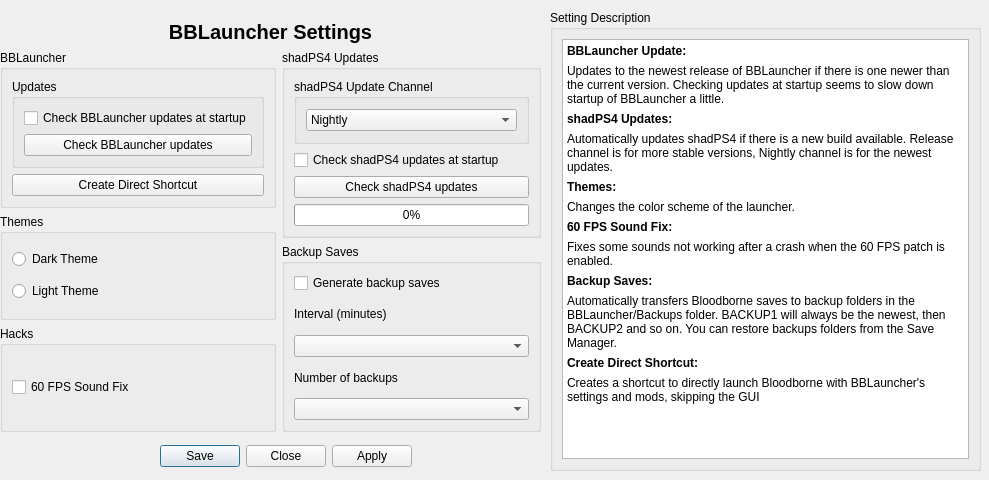
Qt form settings/LauncherSettings.ui (rainmakerv3/BB_Launcher) before a commit.
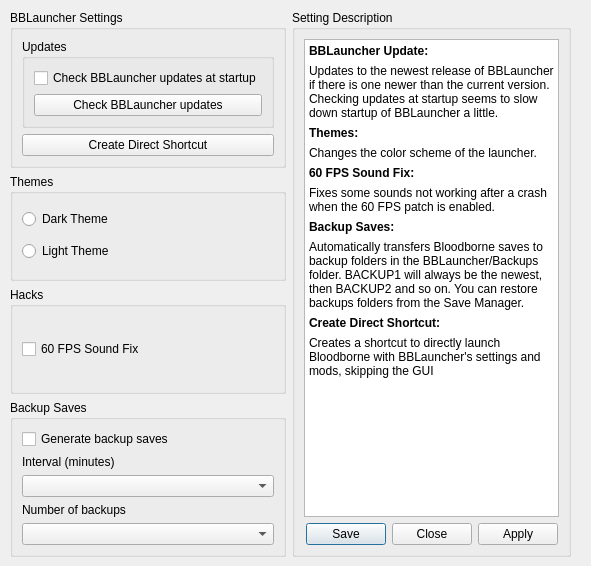
The same form after that commit.

Diff of the .ui file:
```diff
--- a/settings/LauncherSettings.ui
+++ b/settings/LauncherSettings.ui
@@ -6,124 +6,32 @@
    <rect>
     <x>0</x>
     <y>0</y>
-    <width>989</width>
-    <height>480</height>
+    <width>591</width>
+    <height>566</height>
    </rect>
   </property>
   <property name="windowTitle">
    <string>Launcher Settings</string>
   </property>
-  <widget class="QDialogButtonBox" name="buttonBox">
+  <widget class="QWidget" name="horizontalLayoutWidget">
    <property name="geometry">
     <rect>
      <x>10</x>
-     <y>440</y>
-     <width>551</width>
-     <height>32</height>
-    </rect>
-   </property>
-   <property name="orientation">
-    <enum>Qt::Orientation::Horizontal</enum>
-   </property>
-   <property name="standardButtons">
-    <set>QDialogButtonBox::StandardButton::Apply|QDialogButtonBox::StandardButton::Close|QDialogButtonBox::StandardButton::Save</set>
-   </property>
-   <property name="centerButtons">
-    <bool>true</bool>
-   </property>
-  </widget>
-  <widget class="QGroupBox" name="LauncherSetDescGroupBox">
-   <property name="geometry">
-    <rect>
-     <x>550</x>
      <y>10</y>
-     <width>431</width>
-     <height>461</height>
+     <width>561</width>
+     <height>547</height>
     </rect>
    </property>
-   <property name="title">
-    <string>Setting Description</string>
-   </property>
-   <layout class="QVBoxLayout" name="verticalLayout_5">
-    <item>
-     <widget class="QTextBrowser" name="LauncherSetDescText">
-      <property name="autoFormatting">
-       <set>QTextEdit::AutoFormattingFlag::AutoNone</set>
-      </property>
-      <property name="lineWrapColumnOrWidth">
-       <number>0</number>
-      </property>
-      <property name="html">
-       <string>&lt;!DOCTYPE HTML PUBLIC &quot;-//W3C//DTD HTML 4.0//EN&quot; &quot;http://www.w3.org/TR/REC-html40/strict.dtd&quot;&gt;
-&lt;html&gt;&lt;head&gt;&lt;meta name=&quot;qrichtext&quot; content=&quot;1&quot; /&gt;&lt;meta charset=&quot;utf-8&quot; /&gt;&lt;style type=&quot;text/css&quot;&gt;
-p, li { white-space: pre-wrap; }
-hr { height: 1px; border-width: 0; }
-li.unchecked::marker { content: &quot;\2610&quot;; }
-li.checked::marker { content: &quot;\2612&quot;; }
-&lt;/style&gt;&lt;/head&gt;&lt;body style=&quot; font-family:'Segoe UI'; font-size:9pt; font-weight:400; font-style:normal;&quot;&gt;
-&lt;p style=&quot; margin-top:6px; margin-bottom:6px; margin-left:0px; margin-right:0px; -qt-block-indent:0; text-indent:0px;&quot;&gt;&lt;span style=&quot; font-weight:700;&quot;&gt;BBLauncher Update:&lt;/span&gt;&lt;/p&gt;
-&lt;p style=&quot; margin-top:6px; margin-bottom:6px; margin-left:0px; margin-right:0px; -qt-block-indent:0; text-indent:0px;&quot;&gt;Updates to the newest release of BBLauncher if there is one newer than the current version. Checking updates at startup seems to slow down startup of BBLauncher a little.&lt;/p&gt;
-&lt;p style=&quot; margin-top:6px; margin-bottom:6px; margin-left:0px; margin-right:0px; -qt-block-indent:0; text-indent:0px;&quot;&gt;&lt;span style=&quot; font-weight:700;&quot;&gt;shadPS4 Updates:&lt;/span&gt;&lt;/p&gt;
-&lt;p style=&quot; margin-top:6px; margin-bottom:6px; margin-left:0px; margin-right:0px; -qt-block-indent:0; text-indent:0px;&quot;&gt;Automatically updates shadPS4 if there is a new build available. Release channel is for more stable versions, Nightly channel is for the newest updates.&lt;/p&gt;
-&lt;p style=&quot; margin-top:6px; margin-bottom:6px; margin-left:0px; margin-right:0px; -qt-block-indent:0; text-indent:0px;&quot;&gt;&lt;span style=&quot; font-weight:700;&quot;&gt;Themes:&lt;/span&gt;&lt;/p&gt;
-&lt;p style=&quot; margin-top:6px; margin-bottom:6px; margin-left:0px; margin-right:0px; -qt-block-indent:0; text-indent:0px;&quot;&gt;Changes the color scheme of the launcher.&lt;/p&gt;
-&lt;p style=&quot; margin-top:6px; margin-bottom:6px; margin-left:0px; margin-right:0px; -qt-block-indent:0; text-indent:0px;&quot;&gt;&lt;span style=&quot; font-weight:700;&quot;&gt;60 FPS Sound Fix:&lt;/span&gt;&lt;/p&gt;
-&lt;p style=&quot; margin-top:6px; margin-bottom:6px; margin-left:0px; margin-right:0px; -qt-block-indent:0; text-indent:0px;&quot;&gt;Fixes some sounds not working after a crash when the 60 FPS patch is enabled.&lt;/p&gt;
-&lt;p style=&quot; margin-top:6px; margin-bottom:6px; margin-left:0px; margin-right:0px; -qt-block-indent:0; text-indent:0px;&quot;&gt;&lt;span style=&quot; font-weight:700;&quot;&gt;Backup Saves:&lt;/span&gt;&lt;/p&gt;
-&lt;p style=&quot; margin-top:6px; margin-bottom:6px; margin-left:0px; margin-right:0px; -qt-block-indent:0; text-indent:0px;&quot;&gt;Automatically transfers Bloodborne saves to backup folders in the BBLauncher/Backups folder. BACKUP1 will always be the newest, then BACKUP2 and so on. You can restore backups folders from the Save Manager.&lt;/p&gt;
-&lt;p style=&quot; margin-top:6px; margin-bottom:6px; margin-left:0px; margin-right:0px; -qt-block-indent:0; text-indent:0px;&quot;&gt;&lt;span style=&quot; font-weight:700;&quot;&gt;Create Direct Shortcut:&lt;/span&gt;&lt;/p&gt;
-&lt;p style=&quot; margin-top:6px; margin-bottom:6px; margin-left:0px; margin-right:0px; -qt-block-indent:0; text-indent:0px;&quot;&gt;Creates a shortcut to directly launch Bloodborne with BBLauncher's settings and mods, skipping the GUI&lt;/p&gt;&lt;/body&gt;&lt;/html&gt;</string>
-      </property>
-      <property name="acceptRichText">
-       <bool>false</bool>
-      </property>
-      <property name="textInteractionFlags">
-       <set>Qt::TextInteractionFlag::NoTextInteraction</set>
-      </property>
-     </widget>
-    </item>
-   </layout>
-  </widget>
-  <widget class="QWidget" name="verticalLayoutWidget_3">
-   <property name="geometry">
-    <rect>
-     <x>0</x>
-     <y>20</y>
-     <width>541</width>
-     <height>412</height>
-    </rect>
-   </property>
-   <layout class="QVBoxLayout" name="verticalLayout_10">
-    <item>
-     <widget class="QLabel" name="label">
-      <property name="sizePolicy">
-       <sizepolicy hsizetype="Preferred" vsizetype="Fixed">
-        <horstretch>0</horstretch>
-        <verstretch>0</verstretch>
-       </sizepolicy>
-      </property>
-      <property name="font">
-       <font>
-        <pointsize>15</pointsize>
-        <bold>true</bold>
-       </font>
-      </property>
-      <property name="text">
-       <string>BBLauncher Settings</string>
-      </property>
-      <property name="alignment">
-       <set>Qt::AlignmentFlag::AlignBottom|Qt::AlignmentFlag::AlignHCenter</set>
-      </property>
-     </widget>
-    </item>
-    <item>
      <layout class="QHBoxLayout" name="horizontalLayout">
+    <item>
+     <layout class="QVBoxLayout" name="verticalLayout_10"/>
+    </item>
       <item>
        <layout class="QVBoxLayout" name="verticalLayout">
         <item>
          <widget class="QGroupBox" name="groupBox">
           <property name="title">
-           <string>BBLauncher</string>
+         <string>BBLauncher Settings</string>
           </property>
           <layout class="QVBoxLayout" name="verticalLayout_6">
            <item>
@@ -198,69 +106,6 @@
           </layout>
          </widget>
         </item>
-       </layout>
-      </item>
-      <item>
-       <layout class="QVBoxLayout" name="verticalLayout_7">
-        <item>
-         <widget class="QGroupBox" name="groupBox_2">
-          <property name="title">
-           <string>shadPS4 Updates</string>
-          </property>
-          <layout class="QVBoxLayout" name="verticalLayout_9">
-           <item>
-            <widget class="QGroupBox" name="groupBox_3">
-             <property name="title">
-              <string>shadPS4 Update Channel</string>
-             </property>
-             <layout class="QVBoxLayout" name="verticalLayout_8">
-              <item>
-               <widget class="QComboBox" name="shadChannelComboBox">
-                <item>
-                 <property name="text">
-                  <string>Nightly</string>
-                 </property>
-                </item>
-                <item>
-                 <property name="text">
-                  <string>Release</string>
-                 </property>
-                </item>
-               </widget>
-              </item>
-             </layout>
-            </widget>
-           </item>
-           <item>
-            <widget class="QCheckBox" name="shadUpdateCheckBox">
-             <property name="text">
-              <string>Check shadPS4 updates at startup</string>
-             </property>
-            </widget>
-           </item>
-           <item>
-            <widget class="QPushButton" name="shadUpdateButton">
-             <property name="text">
-              <string>Check shadPS4 updates</string>
-             </property>
-            </widget>
-           </item>
-           <item>
-            <widget class="QProgressBar" name="DownloadProgressBar">
-             <property name="sizePolicy">
-              <sizepolicy hsizetype="Preferred" vsizetype="Fixed">
-               <horstretch>0</horstretch>
-               <verstretch>0</verstretch>
-              </sizepolicy>
-             </property>
-             <property name="value">
-              <number>0</number>
-             </property>
-            </widget>
-           </item>
-          </layout>
-         </widget>
-        </item>
         <item>
          <widget class="QGroupBox" name="BackupSaveGroupBox">
           <property name="title">
@@ -298,6 +143,65 @@
          </widget>
         </item>
        </layout>
+    </item>
+    <item>
+     <layout class="QVBoxLayout" name="verticalLayout_7">
+      <item>
+       <widget class="QGroupBox" name="LauncherSetDescGroupBox">
+        <property name="title">
+         <string>Setting Description</string>
+        </property>
+        <layout class="QVBoxLayout" name="verticalLayout_5">
+         <item>
+          <widget class="QTextBrowser" name="LauncherSetDescText">
+           <property name="autoFormatting">
+            <set>QTextEdit::AutoFormattingFlag::AutoNone</set>
+           </property>
+           <property name="lineWrapColumnOrWidth">
+            <number>0</number>
+           </property>
+           <property name="html">
+            <string>&lt;!DOCTYPE HTML PUBLIC &quot;-//W3C//DTD HTML 4.0//EN&quot; &quot;http://www.w3.org/TR/REC-html40/strict.dtd&quot;&gt;
+&lt;html&gt;&lt;head&gt;&lt;meta name=&quot;qrichtext&quot; content=&quot;1&quot; /&gt;&lt;meta charset=&quot;utf-8&quot; /&gt;&lt;style type=&quot;text/css&quot;&gt;
+p, li { white-space: pre-wrap; }
+hr { height: 1px; border-width: 0; }
+li.unchecked::marker { content: &quot;\2610&quot;; }
+li.checked::marker { content: &quot;\2612&quot;; }
+&lt;/style&gt;&lt;/head&gt;&lt;body style=&quot; font-family:'Segoe UI'; font-size:9pt; font-weight:400; font-style:normal;&quot;&gt;
+&lt;p style=&quot; margin-top:6px; margin-bottom:6px; margin-left:0px; margin-right:0px; -qt-block-indent:0; text-indent:0px;&quot;&gt;&lt;span style=&quot; font-weight:700;&quot;&gt;BBLauncher Update:&lt;/span&gt;&lt;/p&gt;
+&lt;p style=&quot; margin-top:6px; margin-bottom:6px; margin-left:0px; margin-right:0px; -qt-block-indent:0; text-indent:0px;&quot;&gt;Updates to the newest release of BBLauncher if there is one newer than the current version. Checking updates at startup seems to slow down startup of BBLauncher a little.&lt;/p&gt;
+&lt;p style=&quot; margin-top:6px; margin-bottom:6px; margin-left:0px; margin-right:0px; -qt-block-indent:0; text-indent:0px;&quot;&gt;&lt;span style=&quot; font-weight:700;&quot;&gt;Themes:&lt;/span&gt;&lt;/p&gt;
+&lt;p style=&quot; margin-top:6px; margin-bottom:6px; margin-left:0px; margin-right:0px; -qt-block-indent:0; text-indent:0px;&quot;&gt;Changes the color scheme of the launcher.&lt;/p&gt;
+&lt;p style=&quot; margin-top:6px; margin-bottom:6px; margin-left:0px; margin-right:0px; -qt-block-indent:0; text-indent:0px;&quot;&gt;&lt;span style=&quot; font-weight:700;&quot;&gt;60 FPS Sound Fix:&lt;/span&gt;&lt;/p&gt;
+&lt;p style=&quot; margin-top:6px; margin-bottom:6px; margin-left:0px; margin-right:0px; -qt-block-indent:0; text-indent:0px;&quot;&gt;Fixes some sounds not working after a crash when the 60 FPS patch is enabled.&lt;/p&gt;
+&lt;p style=&quot; margin-top:6px; margin-bottom:6px; margin-left:0px; margin-right:0px; -qt-block-indent:0; text-indent:0px;&quot;&gt;&lt;span style=&quot; font-weight:700;&quot;&gt;Backup Saves:&lt;/span&gt;&lt;/p&gt;
+&lt;p style=&quot; margin-top:6px; margin-bottom:6px; margin-left:0px; margin-right:0px; -qt-block-indent:0; text-indent:0px;&quot;&gt;Automatically transfers Bloodborne saves to backup folders in the BBLauncher/Backups folder. BACKUP1 will always be the newest, then BACKUP2 and so on. You can restore backups folders from the Save Manager.&lt;/p&gt;
+&lt;p style=&quot; margin-top:6px; margin-bottom:6px; margin-left:0px; margin-right:0px; -qt-block-indent:0; text-indent:0px;&quot;&gt;&lt;span style=&quot; font-weight:700;&quot;&gt;Create Direct Shortcut:&lt;/span&gt;&lt;/p&gt;
+&lt;p style=&quot; margin-top:6px; margin-bottom:6px; margin-left:0px; margin-right:0px; -qt-block-indent:0; text-indent:0px;&quot;&gt;Creates a shortcut to directly launch Bloodborne with BBLauncher's settings and mods, skipping the GUI&lt;/p&gt;&lt;/body&gt;&lt;/html&gt;</string>
+           </property>
+           <property name="acceptRichText">
+            <bool>false</bool>
+           </property>
+           <property name="textInteractionFlags">
+            <set>Qt::TextInteractionFlag::NoTextInteraction</set>
+           </property>
+          </widget>
+         </item>
+         <item>
+          <widget class="QDialogButtonBox" name="buttonBox">
+           <property name="orientation">
+            <enum>Qt::Orientation::Horizontal</enum>
+           </property>
+           <property name="standardButtons">
+            <set>QDialogButtonBox::StandardButton::Apply|QDialogButtonBox::StandardButton::Close|QDialogButtonBox::StandardButton::Save</set>
+           </property>
+           <property name="centerButtons">
+            <bool>true</bool>
+           </property>
+          </widget>
+         </item>
+        </layout>
+       </widget>
       </item>
      </layout>
     </item>
```
Lines whose indentation alone changed are shown as unchanged.
